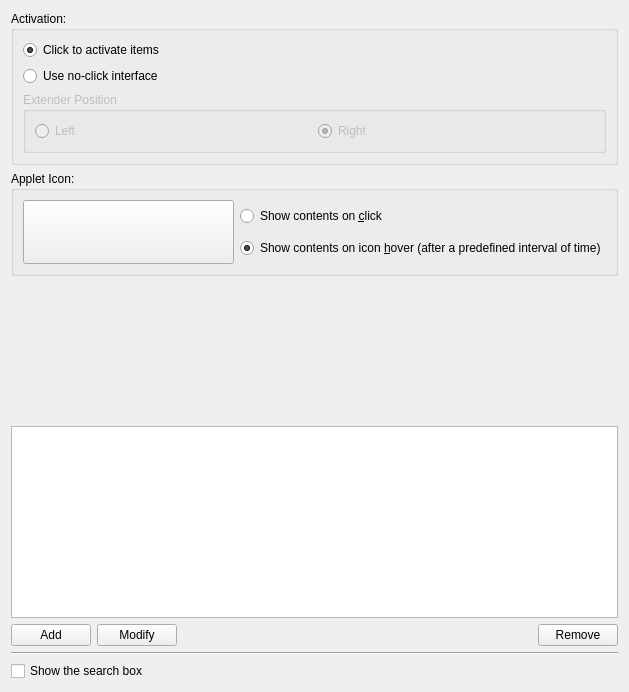
KDE/kdeplasma-addons, file applets/lancelot/parts/LancelotPartConfigBase.ui: the form before one commit.
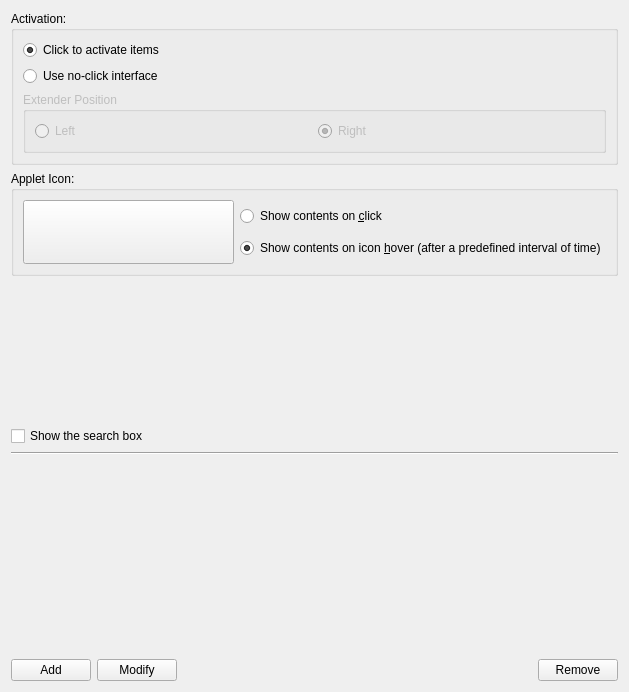
The form after the commit. Custom widgets are drawn as their Qt base class.

Commit message: Icons for the config dialogue

```diff
--- a/applets/lancelot/parts/LancelotPartConfigBase.ui
+++ b/applets/lancelot/parts/LancelotPartConfigBase.ui
@@ -150,7 +150,25 @@
           <number>0</number>
          </property>
          <item>
-          <widget class="QListWidget" name="listModels"/>
+          <widget class="QCheckBox" name="checkShowSearchBox">
+           <property name="text">
+            <string>Show the search box</string>
+           </property>
+          </widget>
+         </item>
+         <item>
+          <widget class="Line" name="line">
+           <property name="orientation">
+            <enum>Qt::Horizontal</enum>
+           </property>
+          </widget>
+         </item>
+         <item>
+          <widget class="QListWidget" name="listModels">
+           <property name="styleSheet">
+            <string>border: none; background: transparent;</string>
+           </property>
+          </widget>
          </item>
          <item>
           <widget class="QFrame" name="frame">
@@ -195,20 +213,6 @@
            </layout>
           </widget>
          </item>
-         <item>
-          <widget class="Line" name="line">
-           <property name="orientation">
-            <enum>Qt::Horizontal</enum>
-           </property>
-          </widget>
-         </item>
-         <item>
-          <widget class="QCheckBox" name="checkShowSearchBox">
-           <property name="text">
-            <string>Show the search box</string>
-           </property>
-          </widget>
-         </item>
         </layout>
        </widget>
       </item>
```
The commit also changes 1 other file.
